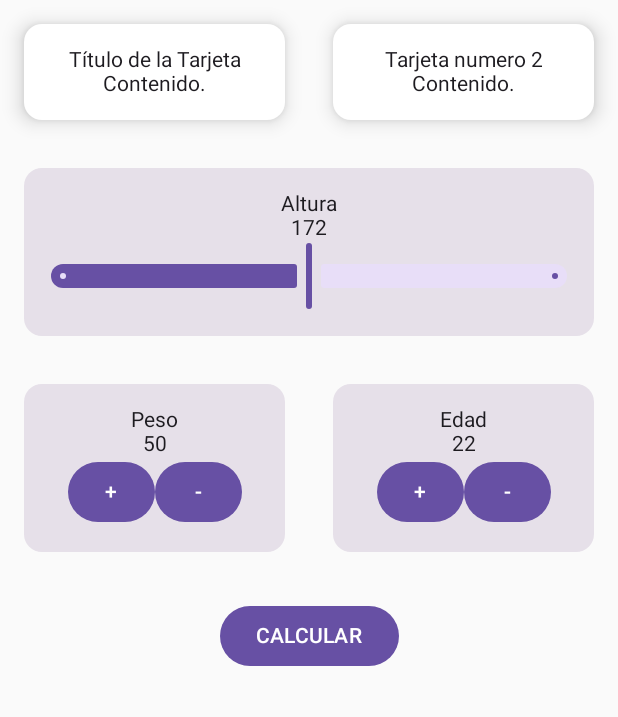
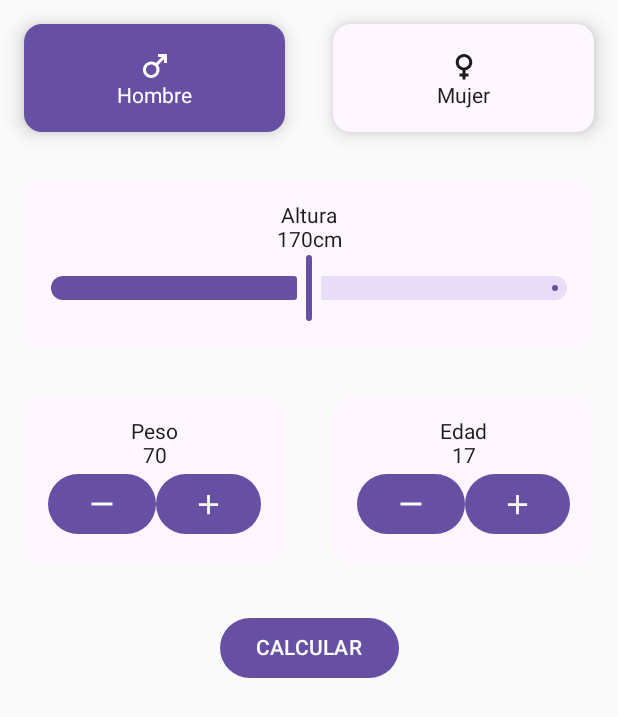
Before and after one commit to julioTID/AppsWithJetpackCompose, an Android app built with Jetpack Compose: the screen_imc screen opened through its navigation route, on a phone screen of 412 x 824 dp. Shown: the top 717 px of the screen. Run offline under Robolectric (Android 15) with nearby library versions, the phone set to English and light mode, and no system bars.

Commit message:
Finalizado diseño de IMC

```diff
--- a/app/src/main/java/com/example/applicationswithcompose/ScreenImc.kt
+++ b/app/src/main/java/com/example/applicationswithcompose/ScreenImc.kt
@@ -1,6 +1,8 @@
 package com.example.applicationswithcompose
 
 import android.inputmethodservice.Keyboard.Row
+import androidx.compose.foundation.background
+import androidx.compose.foundation.clickable
 import androidx.compose.foundation.layout.Arrangement
 import androidx.compose.foundation.layout.Column
 import androidx.compose.foundation.layout.Row
@@ -10,9 +12,13 @@ import androidx.compose.foundation.layout.padding
 import androidx.compose.material3.Button
 import androidx.compose.material3.Card
 import androidx.compose.material3.CardDefaults
+import androidx.compose.material3.Icon
+import androidx.compose.material3.MaterialTheme
+import androidx.compose.material3.MaterialTheme.colorScheme
 import androidx.compose.material3.Slider
 import androidx.compose.material3.Text
 import androidx.compose.runtime.Composable
+import androidx.compose.runtime.MutableState
 import androidx.compose.runtime.getValue
 import androidx.compose.runtime.mutableStateOf
 import androidx.compose.runtime.remember
@@ -22,6 +28,8 @@ import androidx.compose.ui.graphics.Color
 import androidx.compose.ui.tooling.preview.Preview
 import androidx.compose.ui.unit.dp
 import androidx.compose.ui.Modifier
+import androidx.compose.ui.res.colorResource
+import androidx.compose.ui.res.painterResource
 
 @Preview
 @Composable
@@ -39,6 +47,11 @@ fun ScreenImc(){
         mutableStateOf(17)
     }
 
+    //True = Hombre, False = Mujer
+    var genero by remember {
+        mutableStateOf(true)
+    }
+
     Column(
         modifier = Modifier.fillMaxSize()
     ) {
@@ -48,9 +61,10 @@ fun ScreenImc(){
             Card(
                 modifier = Modifier
                     .padding(16.dp)
-                    .weight(1f),
+                    .weight(1f)
+                    .clickable(onClick = { genero = true }),
                 colors = CardDefaults.cardColors(
-                    containerColor = Color.White
+                    containerColor = if(genero) colorScheme.primary else colorScheme.background
                 ),
                 elevation = CardDefaults.cardElevation(8.dp)
             ) {
@@ -60,17 +74,18 @@ fun ScreenImc(){
                         .fillMaxWidth(),
                     horizontalAlignment = Alignment.CenterHorizontally
                 ) {
-                    Text(text = "Título de la Tarjeta")
-                    Text(text = "Contenido.")
+                    Icon(painter = painterResource(id = R.drawable.ic_male), contentDescription = null)
+                    Text(text = "Hombre")
                 }
             }
 
             Card(
                 modifier = Modifier
                     .padding(16.dp)
-                    .weight(1f),
+                    .weight(1f)
+                    .clickable(onClick = { genero = false }),
                 colors = CardDefaults.cardColors(
-                    containerColor = Color.White
+                    containerColor = if(!genero) colorScheme.primary else colorScheme.background
                 ),
                 elevation = CardDefaults.cardElevation(8.dp)
             ) {
@@ -80,8 +95,8 @@ fun ScreenImc(){
                         .fillMaxWidth(),
                     horizontalAlignment = Alignment.CenterHorizontally
                 ) {
-                    Text(text = "Tarjeta numero 2")
-                    Text(text = "Contenido.")
+                    Icon(painter = painterResource(id = R.drawable.ic_female), contentDescription = null)
+                    Text(text = "Mujer")
                 }
             }
         }
@@ -91,7 +106,8 @@ fun ScreenImc(){
             Card(
                 modifier = Modifier
                     .padding(16.dp)
-                    .fillMaxWidth()
+                    .fillMaxWidth(),
+                colors = CardDefaults.cardColors(colorScheme.background)
             ){
                 Column(
                     modifier = Modifier
@@ -100,14 +116,13 @@ fun ScreenImc(){
                     horizontalAlignment = Alignment.CenterHorizontally
                 ){
                     Text(text = "Altura")
-                    Text(text = "172")
+                    Text(text = altura.toInt().toString() + "cm")
                     Slider(
                         value = altura,
                         onValueChange = {
                             nuevoValor -> altura = nuevoValor
                         },
-                        valueRange = 100f..220f,
-                        steps = 1
+                        valueRange = 120f..220f
                         )
                 }
             }
@@ -118,7 +133,8 @@ fun ScreenImc(){
             Card(
                 modifier = Modifier
                     .padding(16.dp)
-                    .weight(1f)
+                    .weight(1f),
+                colors = CardDefaults.cardColors(colorScheme.background)
             ) {
                 Column(
                     modifier = Modifier
@@ -127,24 +143,24 @@ fun ScreenImc(){
                     horizontalAlignment = Alignment.CenterHorizontally
                 ) {
                     Text(text = "Peso")
-                    Text(text = "50")
+                    Text(text = peso.toString())
 
                     Row {
-                        Button(onClick = { /*TODO*/ }) {
-                            Text("+")
+                        Button(onClick = { peso-- }) {
+                            Icon(painter = painterResource(id = R.drawable.ic_remove), contentDescription = null)
                         }
-                        Button(onClick = { /*TODO*/ }) {
-                            Text("-")
+                        Button(onClick = { peso++ }) {
+                            Icon(painter = painterResource(id = R.drawable.ic_add), contentDescription = null)
                         }
                     }
                 }
-
             }
 
             Card(
                 modifier = Modifier
                     .padding(16.dp)
-                    .weight(1f)
+                    .weight(1f),
+                colors = CardDefaults.cardColors(colorScheme.background)
             ){
                 Column(
                     modifier = Modifier
@@ -153,13 +169,13 @@ fun ScreenImc(){
                     horizontalAlignment = Alignment.CenterHorizontally
                 ) {
                     Text(text = "Edad")
-                    Text(text = "22")
+                    Text(text = edad.toString())
                     Row {
-                        Button(onClick = { /*TODO*/ }) {
-                            Text("+")
+                        Button(onClick = { edad-- }) {
+                            Icon(painter = painterResource(id = R.drawable.ic_remove), contentDescription = null)
                         }
-                        Button(onClick = { /*TODO*/ }) {
-                            Text("-")
+                        Button(onClick = { edad++ }) {
+                            Icon(painter = painterResource(id = R.drawable.ic_add), contentDescription = null)
                         }
                     }
                 }
@@ -177,7 +193,5 @@ fun ScreenImc(){
                 Text("CALCULAR")
             }
         }
-
-
     }
 }
--- /dev/null
+++ b/app/src/main/res/drawable/ic_add.xml
@@ -0,0 +1,5 @@
+<vector xmlns:android="http://schemas.android.com/apk/res/android" android:height="24dp" android:tint="#000000" android:viewportHeight="24" android:viewportWidth="24" android:width="24dp">
+
+    <path android:fillColor="@android:color/white" android:pathData="M19,13h-6v6h-2v-6H5v-2h6V5h2v6h6v2z"/>
+
+</vector>
--- /dev/null
+++ b/app/src/main/res/drawable/ic_female.xml
@@ -0,0 +1,5 @@
+<vector xmlns:android="http://schemas.android.com/apk/res/android" android:height="24dp" android:tint="#000000" android:viewportHeight="24" android:viewportWidth="24" android:width="24dp">
+
+    <path android:fillColor="@android:color/white" android:pathData="M17.5,9.5C17.5,6.46 15.04,4 12,4S6.5,6.46 6.5,9.5c0,2.7 1.94,4.93 4.5,5.4V17H9v2h2v2h2v-2h2v-2h-2v-2.1C15.56,14.43 17.5,12.2 17.5,9.5zM8.5,9.5C8.5,7.57 10.07,6 12,6s3.5,1.57 3.5,3.5S13.93,13 12,13S8.5,11.43 8.5,9.5z"/>
+
+</vector>
--- /dev/null
+++ b/app/src/main/res/drawable/ic_male.xml
@@ -0,0 +1,5 @@
+<vector xmlns:android="http://schemas.android.com/apk/res/android" android:height="24dp" android:tint="#000000" android:viewportHeight="24" android:viewportWidth="24" android:width="24dp">
+
+    <path android:fillColor="@android:color/white" android:pathData="M9.5,11c1.93,0 3.5,1.57 3.5,3.5S11.43,18 9.5,18S6,16.43 6,14.5S7.57,11 9.5,11zM9.5,9C6.46,9 4,11.46 4,14.5S6.46,20 9.5,20s5.5,-2.46 5.5,-5.5c0,-1.16 -0.36,-2.23 -0.97,-3.12L18,7.42V10h2V4h-6v2h2.58l-3.97,3.97C11.73,9.36 10.66,9 9.5,9z"/>
+
+</vector>
--- /dev/null
+++ b/app/src/main/res/drawable/ic_remove.xml
@@ -0,0 +1,5 @@
+<vector xmlns:android="http://schemas.android.com/apk/res/android" android:height="24dp" android:tint="#000000" android:viewportHeight="24" android:viewportWidth="24" android:width="24dp">
+
+    <path android:fillColor="@android:color/white" android:pathData="M19,13H5v-2h14v2z"/>
+
+</vector>
--- a/app/src/main/res/values/colors.xml
+++ b/app/src/main/res/values/colors.xml
@@ -7,4 +7,5 @@
     <color name="teal_700">#FF018786</color>
     <color name="black">#FF000000</color>
     <color name="white">#FFFFFFFF</color>
+    <color name="background"></color>
 </resources>
```
